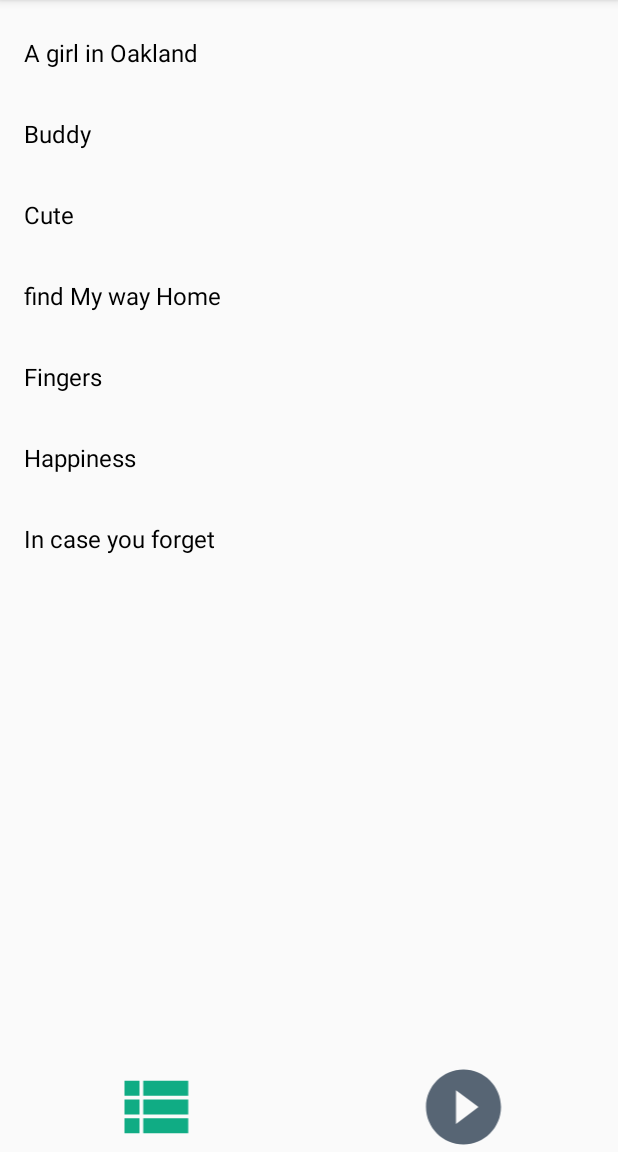
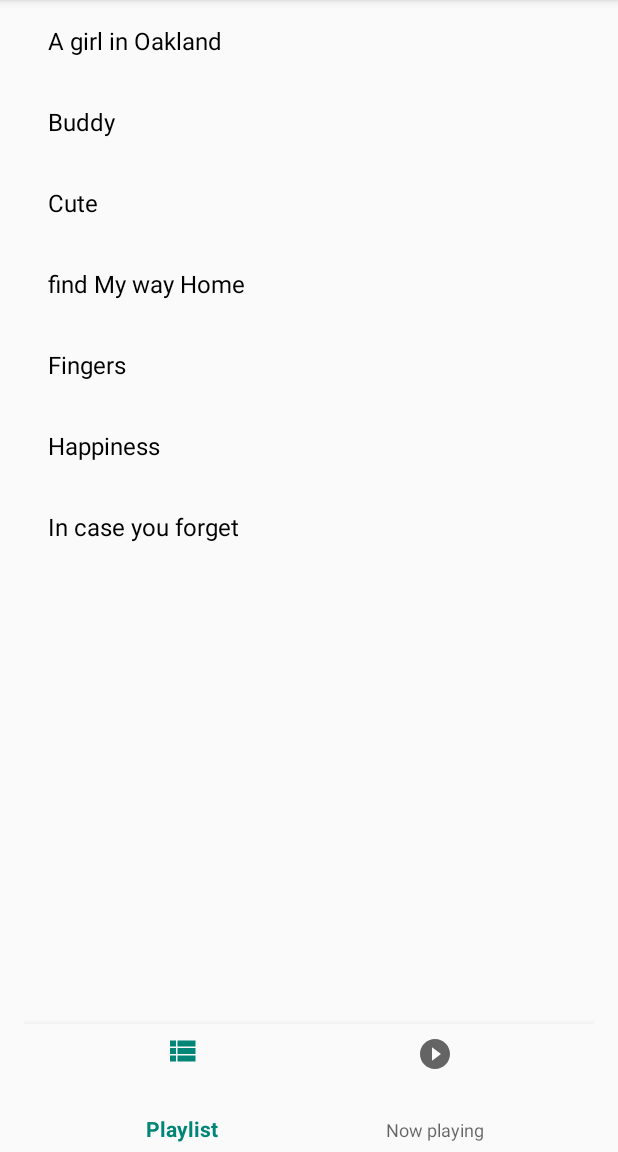
Before and after one commit to mage1k99/NullPlay, an Android app: the screen it shows after launch (playlistActivity before the commit, MainActivity after it), on a phone screen of 412 x 824 dp, the part 84-1236 px from its top. Run offline under Robolectric (Android 15) with nearby library versions, the phone set to English and light mode, and no system bars; our stand-ins replace data binding.

Commit message:
added fragments

```diff
--- a/app/build.gradle
+++ b/app/build.gradle
@@ -26,6 +26,7 @@ dependencies {
     implementation fileTree(dir: 'libs', include: ['*.jar'])
     implementation 'androidx.appcompat:appcompat:1.1.0-beta01'
     implementation 'androidx.constraintlayout:constraintlayout:2.0.0-beta2'
+    implementation 'androidx.legacy:legacy-support-v4:1.0.0'
     testImplementation 'junit:junit:4.13-beta-3'
     androidTestImplementation 'androidx.test:runner:1.3.0-alpha01'
     androidTestImplementation 'androidx.test.espresso:espresso-core:3.3.0-alpha01'
--- a/app/src/main/java/xo/chillout/nullplay/MainActivity.java
+++ b/app/src/main/java/xo/chillout/nullplay/MainActivity.java
@@ -1,34 +1,42 @@
 package xo.chillout.nullplay;
 
-import android.content.Intent;
 import android.os.Bundle;
-import android.widget.Toast;
+import android.view.MenuItem;
 
+import androidx.annotation.NonNull;
 import androidx.appcompat.app.AppCompatActivity;
 import androidx.databinding.DataBindingUtil;
+import androidx.fragment.app.Fragment;
 
-import com.aurelhubert.ahbottomnavigation.AHBottomNavigation;
-import com.aurelhubert.ahbottomnavigation.AHBottomNavigationItem;
+import com.google.android.material.bottomnavigation.BottomNavigationView;
 
 import xo.chillout.nullplay.databinding.ActivityMainBinding;
-import xo.chillout.nullplay.player.playlistActivity;
-import xo.chillout.nullplay.player.playActivity;
-
-import static android.os.SystemClock.sleep;
+import xo.chillout.nullplay.player.PlayFragment;
+import xo.chillout.nullplay.player.PlaylistFragement;
 
 public class MainActivity extends AppCompatActivity {
 ActivityMainBinding mainBinding;
-AHBottomNavigationItem playlist , now_playing, about;
-AHBottomNavigation bottomNavigation;
     @Override
     protected void onCreate(Bundle savedInstanceState) {
         super.onCreate(savedInstanceState);
         mainBinding = DataBindingUtil.setContentView(this,R.layout.activity_main);
-        Toast.makeText(getApplicationContext(),"Fetch Successfull from remote",Toast.LENGTH_LONG).show();
-        sleep(1000);
-        Intent intent = new Intent(this, playlistActivity.class);
-        Intent intent1 = new Intent(this,playActivity.class);
-        startActivity(intent);
+        getSupportFragmentManager().beginTransaction().replace(R.id.frame_layout,new PlaylistFragement()).commit();
+        mainBinding.bottomNavigationAndroid.setOnNavigationItemSelectedListener(new BottomNavigationView.OnNavigationItemSelectedListener() {
+            @Override
+            public boolean onNavigationItemSelected(@NonNull MenuItem item) {
+                Fragment selected = null;
+                switch (item.getItemId()){
+                    case R.id.playlist:
+                        selected = new PlaylistFragement();
+                        break;
+                    case R.id.playing:
+                        selected = new PlayFragment();
+                        break;
+                }
+                getSupportFragmentManager().beginTransaction().replace(R.id.frame_layout,selected).commit();
+                return true;
+            }
+        });
     }
 
 }
--- /dev/null
+++ b/app/src/main/java/xo/chillout/nullplay/player/PlaylistFragement.java
@@ -0,0 +1,47 @@
+package xo.chillout.nullplay.player;
+
+import android.os.Bundle;
+import android.view.LayoutInflater;
+import android.view.View;
+import android.view.ViewGroup;
+
+import androidx.annotation.NonNull;
+import androidx.annotation.Nullable;
+import androidx.fragment.app.Fragment;
+import androidx.recyclerview.widget.LinearLayoutManager;
+import androidx.recyclerview.widget.RecyclerView;
+
+import java.util.ArrayList;
+
+import xo.chillout.nullplay.R;
+
+// Created by mac on 6/26/19.
+public class PlaylistFragement extends Fragment {
+ArrayList<String> songNameList = new ArrayList<>();
+ArrayList<Integer> songs = new ArrayList<>();
+    @Nullable
+    @Override
+    public View onCreateView(@NonNull LayoutInflater inflater, @Nullable ViewGroup container, @Nullable Bundle savedInstanceState) {
+        View v = inflater.inflate(R.layout.playlist_fragment,container,false);
+        songNameList.add("A girl in Oakland");
+        songs.add(R.raw.a_girl_in_oakland);
+        songNameList.add("Buddy");
+        songs.add(R.raw.buddy);
+        songNameList.add("Cute");
+        songs.add(R.raw.cute);
+        songNameList.add("find My way Home");
+        songs.add(R.raw.find_my_way_home);
+        songNameList.add("Fingers");
+        songs.add(R.raw.fingers);
+        songNameList.add("Happiness");
+        songs.add(R.raw.happiness);
+        songNameList.add("In case you forget");
+        songs.add(R.raw.in_casae_you_forget);
+        recycleAdapater recycleAdapater = new recycleAdapater(songNameList,container.getContext(),songs);
+        RecyclerView recyclerView = v.findViewById(R.id.recycle_view1);
+        recyclerView.setAdapter(recycleAdapater);
+        recyclerView.setLayoutManager(new LinearLayoutManager(container.getContext()));
+        return v;
+    }
+
+}
--- a/app/src/main/java/xo/chillout/nullplay/player/playActivity.java
+++ b/app/src/main/java/xo/chillout/nullplay/player/playActivity.java
@@ -12,6 +12,7 @@ import androidx.databinding.DataBindingUtil;
 import java.util.ArrayList;
 import java.util.Random;
 
+import xo.chillout.nullplay.MainActivity;
 import xo.chillout.nullplay.R;
 import xo.chillout.nullplay.databinding.ActivityPlayBinding;
 
@@ -28,7 +29,7 @@ ArrayList<Integer> songs = new ArrayList<>();
         playBinding.playlistIcon1.setOnClickListener(new View.OnClickListener() {
             @Override
             public void onClick(View view) {
-                Intent intent = new Intent(getApplicationContext(),playlistActivity.class);
+                Intent intent = new Intent(getApplicationContext(), MainActivity.class);
                 startActivity(intent);
             }
         });
--- a/app/src/main/java/xo/chillout/nullplay/player/recycleAdapater.java
+++ b/app/src/main/java/xo/chillout/nullplay/player/recycleAdapater.java
@@ -38,7 +38,7 @@ recycleAdapater(ArrayList<String> songNames, Context context, ArrayList<Integer>
     }
 
     @Override
-    public void onBindViewHolder(@NonNull customviewholder holder, final int position) {
+    public void onBindViewHolder(@NonNull final customviewholder holder, final int position) {
         Log.d(TAG, "onBindViewHolder: Executed for "+position);
         holder.songname.setText(SongNames.get(position));
         holder.rootlayout.setOnClickListener(new View.OnClickListener() {
@@ -48,6 +48,7 @@ recycleAdapater(ArrayList<String> songNames, Context context, ArrayList<Integer>
                 intent.putExtra("SongUrl",Songs.get(position));
                 intent.putExtra("SongName",SongNames.get(position));
                 context.startActivity(intent);
+
             }
         });
     }
--- a/app/src/main/res/layout/activity_main.xml
+++ b/app/src/main/res/layout/activity_main.xml
@@ -1,17 +1,29 @@
 <?xml version="1.0" encoding="utf-8"?>
-<layout>
-<RelativeLayout
+<layout
     xmlns:android="http://schemas.android.com/apk/res/android"
     xmlns:app="http://schemas.android.com/apk/res-auto"
     xmlns:tools="http://schemas.android.com/tools"
-    android:layout_width="match_parent"
-    android:layout_height="match_parent"
-    tools:context=".MainActivity"
-    android:background="@drawable/background">
-    <ImageView
+    >
+    <LinearLayout
         android:layout_width="match_parent"
         android:layout_height="match_parent"
-        android:src="@drawable/ic_launcher"/>
+        android:orientation="vertical"
+        android:paddingHorizontal="16dp"
+        >
+        <FrameLayout
+            android:layout_width="match_parent"
+            android:layout_height="0dp"
+            android:layout_weight="8"
+            android:id="@+id/frame_layout"
+            />
 
-</RelativeLayout>
+        <com.google.android.material.bottomnavigation.BottomNavigationView
+            android:id="@+id/bottom_navigation_android"
+            android:layout_width="match_parent"
+            android:layout_height="0dp"
+            android:layout_weight="1"
+            app:menu="@menu/main_menu"
+            android:background="?android:attr/windowBackground"
+            />
+    </LinearLayout>
 </layout>
--- a/app/src/main/res/layout/playlist_fragement.xml
+++ b/app/src/main/res/layout/playlist_fragment.xml
@@ -2,10 +2,9 @@
 <LinearLayout xmlns:android="http://schemas.android.com/apk/res/android"
     android:orientation="vertical" android:layout_width="match_parent"
     android:layout_height="match_parent">
-    <TextView
-        android:layout_width="match_parent"
-        android:layout_height="wrap_content"
-        android:text="@string/app_name"
-        android:textSize="@dimen/bottom_navigation_icon"/>
-
+<androidx.recyclerview.widget.RecyclerView
+    android:layout_width="match_parent"
+    android:layout_height="wrap_content"
+    android:id="@+id/recycle_view1"
+    />
 </LinearLayout>
--- /dev/null
+++ b/app/src/main/res/menu/main_menu.xml
@@ -0,0 +1,11 @@
+<?xml version="1.0" encoding="utf-8"?>
+<menu xmlns:android="http://schemas.android.com/apk/res/android">
+<item
+    android:id="@+id/playlist"
+    android:icon="@drawable/ic_view_list"
+    android:title="Playlist"/>
+    <item
+        android:title="Now playing"
+        android:icon="@drawable/ic_play"
+        android:id="@+id/playing"/>
+</menu>
--- a/app/src/main/res/values/strings.xml
+++ b/app/src/main/res/values/strings.xml
@@ -15,4 +15,7 @@ Duis ipsum nisl, pharetra ac aliquam et, molestie et eros. Mauris orci massa, im
     <string name="title_activity_play">playActivity</string>
     <string name="todo">TODO</string>
     <string name="media_content">Media Content</string>
+
+    <!-- TODO: Remove or change this placeholder text -->
+    <string name="hello_blank_fragment">Hello blank fragment</string>
 </resources>
```
Also changed, not shown: app/src/main/AndroidManifest.xml (+2 -5 lines), app/src/main/java/playlistFragment.java (deleted, +0 -19 lines), app/src/main/java/xo/chillout/nullplay/CoodinatorActivity.java (deleted, +0 -33 lines), app/src/main/java/xo/chillout/nullplay/Mongod.java (deleted, +0 -28 lines), app/src/main/java/xo/chillout/nullplay/player/PlayFragment.java (added, +111 -0 lines), app/src/main/res/layout/activity_coodinator.xml (deleted, +0 -64 lines), app/src/main/res/layout/activity_mongod.xml (deleted, +0 -69 lines), app/src/main/res/layout/now_playing_fragment.xml (added, +52 -0 lines).
